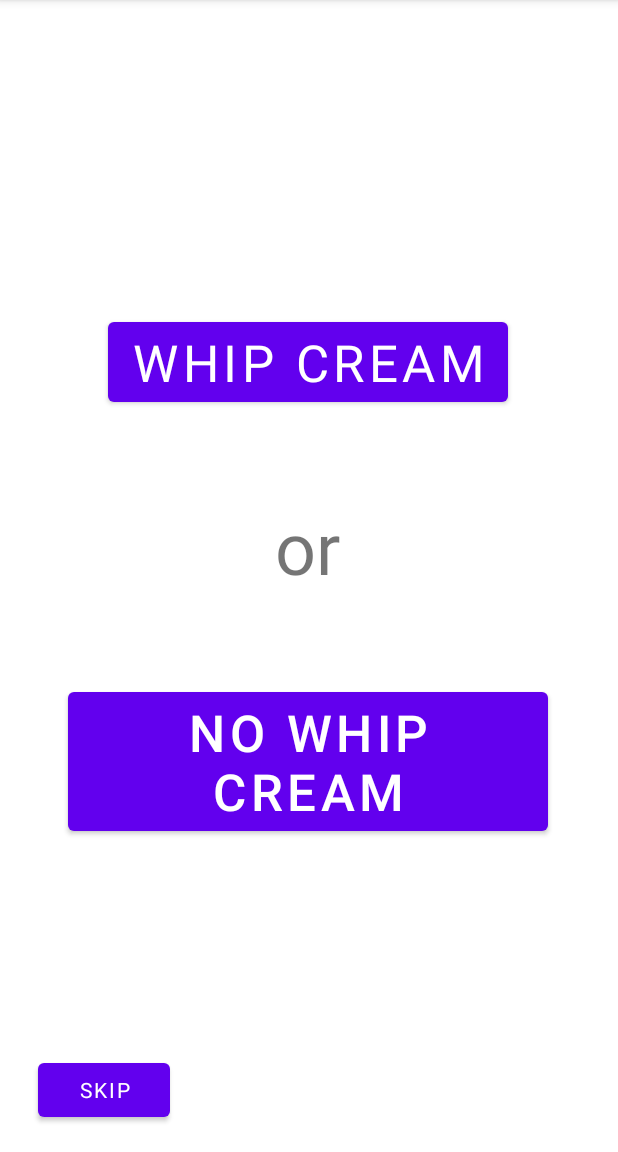
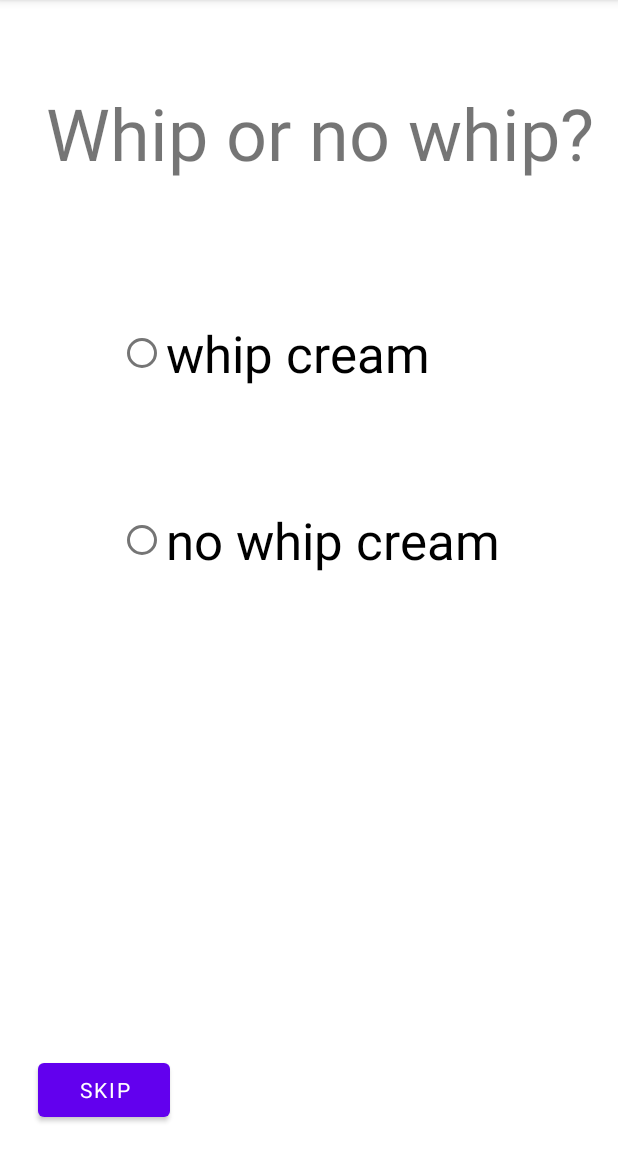
Before and after one commit to Hanover-CS/HC22-ChristyKeinsley-SeniorProject, an Android app: the whipCream screen opened directly, with no data from a screen before it, on a phone screen of 412 x 824 dp, the part 84-1236 px from its top. Run offline under Robolectric (Android 15) with nearby library versions, the phone set to English and light mode, and no system bars.

Commit message:
changed a some buttons to radio, and will continue to change all to radio, and also agot the customize working for all except the topping still giving null

```diff
--- a/app/src/main/java/com/example/coffeedrinkgen/activityCustomizeMe.java
+++ b/app/src/main/java/com/example/coffeedrinkgen/activityCustomizeMe.java
@@ -24,32 +24,11 @@ public class activityCustomizeMe extends AppCompatActivity {
         customizeGeneratedDrinkText = findViewById(R.id.customizedDrinkEditTxt);
         customizeGenerateButton = findViewById(R.id.customizeDrinkBtn);
 
-//
-//        Intent milkIntent = getIntent();
-//        milk = milkIntent.getStringExtra("milkChosen");
 
         Intent finalDrinkIntent = getIntent();
         finalDrink = finalDrinkIntent.getStringExtra("toppingChosen");
 
-        //String.valueOf(milk);
-//        if (milk == null){
-//            milk = "why";
-//        }
-
-//        String finalDrink = ("I would like "  + " "  + " with "
-//                 + " and made with " + milk + " with "
-//                + " and " );
-
-        //+ hotIcedOrBlendedOption
-        //+ flavourOption
-        //+ coffeeOption
-        //+ toppingOption
-        //+ whippedCreamOption
-
         customizeGenerateButton.setOnClickListener(view -> customizeGeneratedDrinkText.setText(finalDrink));
 
     }
-
-    CustomizedDrink customDrink = CustomizedDrink.genCustomizedDrink();
-
 }
--- a/app/src/main/java/com/example/coffeedrinkgen/alternativeMilk.java
+++ b/app/src/main/java/com/example/coffeedrinkgen/alternativeMilk.java
@@ -48,9 +48,6 @@ public class alternativeMilk extends AppCompatActivity {
         oatRadioButton = findViewById(R.id.oatMilkRbtn);
 
         nextButton.setOnClickListener(view -> alternativeMilk.this.startActivity(new Intent(alternativeMilk.this, whipCream.class)));
-
-//        Intent milkIntent = new Intent(alternativeMilk.this, customizeCoffee.class);
-//        milkIntent.putExtra("milkChosen", milkChosen);
 
 
         skipButton.setOnClickListener(view -> alternativeMilk.this.startActivity(new Intent(alternativeMilk.this, whipCream.class)));
@@ -127,4 +124,5 @@ public class alternativeMilk extends AppCompatActivity {
         startActivity(milkIntent);
 
     }
+
 }
--- a/app/src/main/java/com/example/coffeedrinkgen/syrupFlavours.java
+++ b/app/src/main/java/com/example/coffeedrinkgen/syrupFlavours.java
@@ -114,7 +114,8 @@ public class syrupFlavours extends AppCompatActivity {
         Intent whipIntent = getIntent();
         whipChose = whipIntent.getStringExtra("whipChosen");
 
-        flavourAdded = whipChose + " " + flavourChosen;
+        //flavourAdded = whipChose + " " + flavourChosen;
+        flavourAdded = whipChose + " " + syrupResult;
 
         Intent flavourIntent = new Intent(syrupFlavours.this, toppings.class);
         flavourIntent.putExtra("flavourChosen", flavourAdded);
--- a/app/src/main/java/com/example/coffeedrinkgen/toppings.java
+++ b/app/src/main/java/com/example/coffeedrinkgen/toppings.java
@@ -94,16 +94,15 @@ public class toppings extends AppCompatActivity {
                 break;
         }
 
-
         Intent flavourIntent = getIntent();
         flavourChose = flavourIntent.getStringExtra("flavourChosen");
 
-        toppingAdded = flavourChose + " " + toppingChosen;
+        //toppingAdded = flavourChose + " " + toppingChosen;
+
+        toppingAdded = flavourChose + " " + toppingResult;
 
         Intent toppingIntent = new Intent(toppings.this, activityCustomizeMe.class);
         toppingIntent.putExtra("toppingChosen", toppingAdded);
         startActivity(toppingIntent);
-
-
     }
 }
--- a/app/src/main/java/com/example/coffeedrinkgen/whipCream.java
+++ b/app/src/main/java/com/example/coffeedrinkgen/whipCream.java
@@ -2,14 +2,18 @@ package com.example.coffeedrinkgen;
 
 import androidx.appcompat.app.AppCompatActivity;
 
+import android.annotation.SuppressLint;
 import android.content.Intent;
 import android.os.Bundle;
+import android.view.View;
 import android.widget.Button;
+import android.widget.RadioButton;
+import android.widget.Toast;
 
 public class whipCream extends AppCompatActivity {
 
-    Button whipCreamButton;
-    Button noWhipCreamButton;
+    Button whipCreamRadioButton;
+    Button noWhipCreamRadioButton;
     Button skipButton;
     String whipChosen;
     String milkChose;
@@ -20,26 +24,36 @@ public class whipCream extends AppCompatActivity {
         super.onCreate(savedInstanceState);
         setContentView(R.layout.activity_whip_cream);
 
-        whipCreamButton = findViewById(R.id.whipCreamBtn);
-        noWhipCreamButton = findViewById(R.id.noWhippedCreamBtn);
+        whipCreamRadioButton = findViewById(R.id.whipCreamRbtn);
+        noWhipCreamRadioButton = findViewById(R.id.noWhipCreamRbtn);
         skipButton = findViewById(R.id.skipBtn4);
-
-        whipCreamButton.setOnClickListener(view -> {
-            whipChosen = whipCreamButton.getText().toString();
-            whipCream.this.startActivity(new Intent(whipCream.this, syrupFlavours.class));
-        });
-
-        noWhipCreamButton.setOnClickListener(view -> {
-            whipChosen = noWhipCreamButton.getText().toString();
-            whipCream.this.startActivity(new Intent(whipCream.this, syrupFlavours.class));
-        });
 
         skipButton.setOnClickListener(view -> {
             whipCream.this.startActivity(new Intent(whipCream.this, syrupFlavours.class));
         });
+    }
+    @SuppressLint("NonConstantResourceId")
+    public void onClickWhipBtn(View view) {
+
+        boolean check = ((RadioButton) view).isChecked();
+        switch (view.getId()) {
+            case R.id.whipCreamRbtn:
+                if (check)
+                    whipChosen = whipCreamRadioButton.getText().toString();
+                Toast.makeText(getApplicationContext(), whipChosen, Toast.LENGTH_SHORT).show();
+                break;
+            case R.id.noWhipCreamRbtn:
+                if (check)
+                    whipChosen = noWhipCreamRadioButton.getText().toString();
+                Toast.makeText(getApplicationContext(), whipChosen, Toast.LENGTH_SHORT).show();
+                break;
+            default:
+                break;
+        }
 
         Intent milkIntent = getIntent();
         milkChose = milkIntent.getStringExtra("milkChosen");
+        System.out.println(milkChose);
 
         whipAdded = milkChose + " " + whipChosen;
 
--- a/app/src/main/res/layout/activity_whip_cream.xml
+++ b/app/src/main/res/layout/activity_whip_cream.xml
@@ -5,48 +5,6 @@
     android:layout_width="match_parent"
     android:layout_height="match_parent"
     tools:context=".whipCream">
-
-    <Button
-        android:id="@+id/noWhippedCreamBtn"
-        android:layout_width="wrap_content"
-        android:layout_height="wrap_content"
-        android:layout_marginBottom="150dp"
-        android:text="@string/no_whip_cream"
-        android:textSize="34sp"
-        app:layout_constraintBottom_toBottomOf="parent"
-        app:layout_constraintEnd_toEndOf="parent"
-        app:layout_constraintHorizontal_bias="0.494"
-        app:layout_constraintStart_toStartOf="parent"
-        app:layout_constraintTop_toBottomOf="@+id/or"
-        app:layout_constraintVertical_bias="1.0" />
-
-    <Button
-        android:id="@+id/whipCreamBtn"
-        android:layout_width="wrap_content"
-        android:layout_height="wrap_content"
-        android:layout_marginTop="150dp"
-        android:fontFamily="@font/autour_one"
-        android:text="@string/whip_cream"
-        android:textSize="34sp"
-        app:layout_constraintBottom_toTopOf="@+id/or"
-        app:layout_constraintEnd_toEndOf="parent"
-        app:layout_constraintHorizontal_bias="0.496"
-        app:layout_constraintStart_toStartOf="parent"
-        app:layout_constraintTop_toTopOf="parent"
-        app:layout_constraintVertical_bias="0.25" />
-
-    <TextView
-        android:id="@+id/or"
-        android:layout_width="wrap_content"
-        android:layout_height="wrap_content"
-        android:fontFamily="@font/autour_one"
-        android:text="@string/or"
-        android:textSize="48sp"
-        app:layout_constraintBottom_toTopOf="@+id/noWhippedCreamBtn"
-        app:layout_constraintEnd_toEndOf="parent"
-        app:layout_constraintHorizontal_bias="0.498"
-        app:layout_constraintStart_toStartOf="parent"
-        app:layout_constraintTop_toBottomOf="@+id/whipCreamBtn" />
 
     <Button
         android:id="@+id/skipBtn4"
@@ -60,4 +18,59 @@
         app:layout_constraintStart_toStartOf="parent"
         app:layout_constraintTop_toTopOf="parent"
         app:layout_constraintVertical_bias="0.976" />
+
+    <RadioGroup
+        android:id="@+id/whipCreamRGBtn"
+        android:layout_width="wrap_content"
+        android:layout_height="wrap_content"
+        android:layout_marginTop="193dp"
+        android:layout_marginBottom="224dp"
+        app:layout_constraintBottom_toTopOf="@+id/skipBtn4"
+        app:layout_constraintEnd_toEndOf="parent"
+        app:layout_constraintStart_toStartOf="parent"
+        app:layout_constraintTop_toTopOf="parent">
+
+        <RadioButton
+            android:id="@+id/whipCreamRbtn"
+            android:layout_width="wrap_content"
+            android:layout_height="wrap_content"
+            android:fontFamily="@font/autour_one"
+            android:onClick="onClickWhipBtn"
+            android:text="@string/whip_cream4"
+            android:textSize="34sp"
+            tools:ignore="OnClick,UsingOnClickInXml"
+            tools:layout_editor_absoluteX="94dp"
+            tools:layout_editor_absoluteY="228dp" />
+
+        <RadioButton
+            android:id="@+id/noWhipCreamRbtn"
+            android:layout_width="wrap_content"
+            android:layout_height="202dp"
+            android:fontFamily="@font/autour_one"
+            android:onClick="onClickWhipBtn"
+            android:text="@string/no_whip_cream5"
+            android:textSize="34sp"
+            tools:ignore="OnClick,UsingOnClickInXml"
+            tools:layout_editor_absoluteX="74dp"
+            tools:layout_editor_absoluteY="427dp" />
+
+    </RadioGroup>
+
+    <TextView
+        android:id="@+id/whipOrNoWhip"
+        android:layout_width="wrap_content"
+        android:layout_height="wrap_content"
+        android:layout_marginStart="30dp"
+        android:layout_marginTop="47dp"
+        android:layout_marginEnd="16dp"
+        android:layout_marginBottom="82dp"
+        android:fontFamily="@font/autour_one"
+        android:text="@string/whip_or_no_whip"
+        android:textSize="48sp"
+        app:layout_constraintBottom_toTopOf="@+id/whipCreamRGBtn"
+        app:layout_constraintEnd_toEndOf="parent"
+        app:layout_constraintStart_toStartOf="parent"
+        app:layout_constraintTop_toTopOf="parent" />
+
+
 </androidx.constraintlayout.widget.ConstraintLayout>
--- a/app/src/main/res/values/strings.xml
+++ b/app/src/main/res/values/strings.xml
@@ -67,4 +67,9 @@
     <string name="oat_milk">Oat Milk</string>
     <string name="choose_a_Milk">Choose a Milk</string>
     <string name="next1">Next</string>
+    <string name="whip_cream2">Whip Cream</string>
+    <string name="no_whip_cream1">No whip Cream</string>
+    <string name="no_whip_cream5">no whip cream</string>
+    <string name="whip_cream4">whip cream</string>
+    <string name="whip_or_no_whip">Whip or no whip?</string>
 </resources>
```
